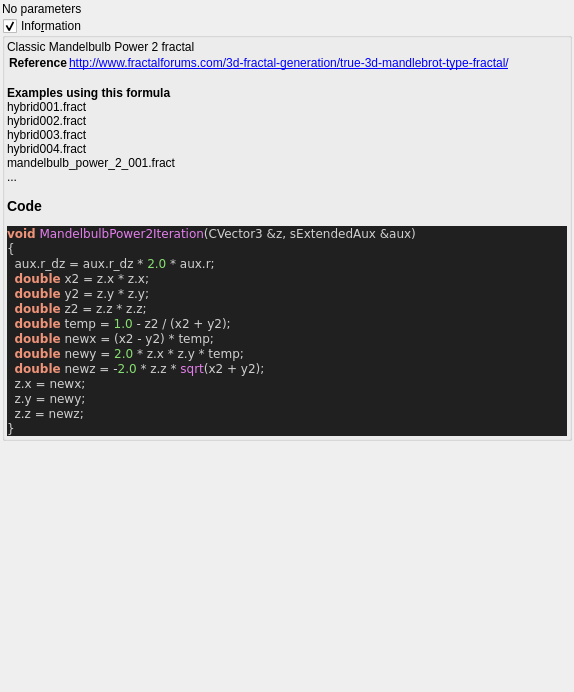
First picture: the form in mandelbulber2/formula/ui/fractal_mandelbulb_power2.ui, repository buddhi1980/mandelbulber2, before the edit.
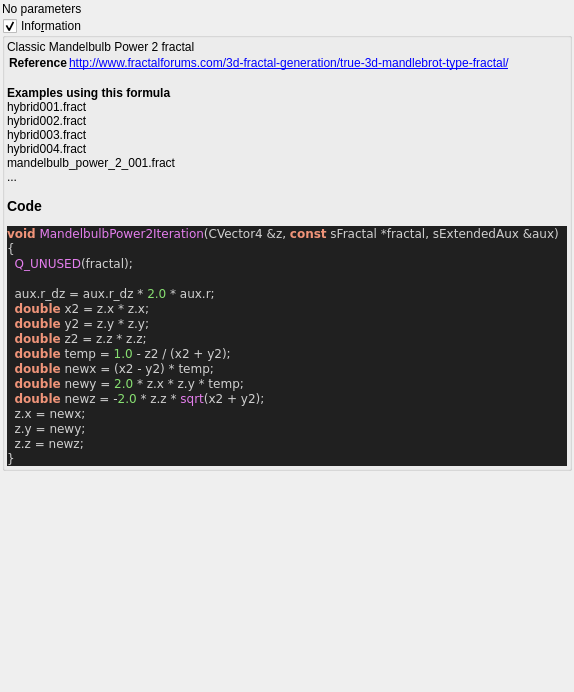
Second picture: the form after the edit. Custom widgets are drawn as their Qt base class.

What changed in the file:
```diff
--- a/mandelbulber2/formula/ui/fractal_mandelbulb_power2.ui
+++ b/mandelbulber2/formula/ui/fractal_mandelbulb_power2.ui
@@ -72,8 +72,10 @@
 &lt;/table&gt;
 &lt;br&gt;&lt;b&gt;Examples using this formula&lt;/b&gt;&lt;br&gt;hybrid001.fract&lt;br&gt;hybrid002.fract&lt;br&gt;hybrid003.fract&lt;br&gt;hybrid004.fract&lt;br&gt;mandelbulb_power_2_001.fract&lt;br&gt;...&lt;h3&gt;Code&lt;/h3&gt;
 &lt;body style=&quot;background-color:#202020&quot;&gt;
-&lt;pre style=&quot;color:#d0d0d0; background-color:#202020;  font-family:'Courier New',monospace;&quot;&gt;&lt;span style=&quot;color:#f09479; font-weight:bold&quot;&gt;void&lt;/span&gt; &lt;span style=&quot;color:#e47eed&quot;&gt;MandelbulbPower2Iteration&lt;/span&gt;&lt;span style=&quot;color:#d0d0d0&quot;&gt;(&lt;/span&gt;CVector3 &lt;span style=&quot;color:#d0d0d0&quot;&gt;&amp;amp;&lt;/span&gt;z&lt;span style=&quot;color:#d0d0d0&quot;&gt;,&lt;/span&gt; sExtendedAux &lt;span style=&quot;color:#d0d0d0&quot;&gt;&amp;amp;&lt;/span&gt;aux&lt;span style=&quot;color:#d0d0d0&quot;&gt;)&lt;/span&gt;
+&lt;pre style=&quot;color:#d0d0d0; background-color:#202020;  font-family:'Courier New',monospace;&quot;&gt;&lt;span style=&quot;color:#f09479; font-weight:bold&quot;&gt;void&lt;/span&gt; &lt;span style=&quot;color:#e47eed&quot;&gt;MandelbulbPower2Iteration&lt;/span&gt;&lt;span style=&quot;color:#d0d0d0&quot;&gt;(&lt;/span&gt;CVector4 &lt;span style=&quot;color:#d0d0d0&quot;&gt;&amp;amp;&lt;/span&gt;z&lt;span style=&quot;color:#d0d0d0&quot;&gt;,&lt;/span&gt; &lt;span style=&quot;color:#f09479; font-weight:bold&quot;&gt;const&lt;/span&gt; sFractal &lt;span style=&quot;color:#d0d0d0&quot;&gt;*&lt;/span&gt;fractal&lt;span style=&quot;color:#d0d0d0&quot;&gt;,&lt;/span&gt; sExtendedAux &lt;span style=&quot;color:#d0d0d0&quot;&gt;&amp;amp;&lt;/span&gt;aux&lt;span style=&quot;color:#d0d0d0&quot;&gt;)&lt;/span&gt;
 &lt;span style=&quot;color:#d0d0d0&quot;&gt;{&lt;/span&gt;
+  &lt;span style=&quot;color:#e47eed&quot;&gt;Q_UNUSED&lt;/span&gt;&lt;span style=&quot;color:#d0d0d0&quot;&gt;(&lt;/span&gt;fractal&lt;span style=&quot;color:#d0d0d0&quot;&gt;);&lt;/span&gt;
+
   aux&lt;span style=&quot;color:#d0d0d0&quot;&gt;.&lt;/span&gt;r_dz &lt;span style=&quot;color:#d0d0d0&quot;&gt;=&lt;/span&gt; aux&lt;span style=&quot;color:#d0d0d0&quot;&gt;.&lt;/span&gt;r_dz &lt;span style=&quot;color:#d0d0d0&quot;&gt;*&lt;/span&gt; &lt;span style=&quot;color:#87df71&quot;&gt;2.0&lt;/span&gt; &lt;span style=&quot;color:#d0d0d0&quot;&gt;*&lt;/span&gt; aux&lt;span style=&quot;color:#d0d0d0&quot;&gt;.&lt;/span&gt;r&lt;span style=&quot;color:#d0d0d0&quot;&gt;;&lt;/span&gt;
   &lt;span style=&quot;color:#f09479; font-weight:bold&quot;&gt;double&lt;/span&gt; x2 &lt;span style=&quot;color:#d0d0d0&quot;&gt;=&lt;/span&gt; z&lt;span style=&quot;color:#d0d0d0&quot;&gt;.&lt;/span&gt;x &lt;span style=&quot;color:#d0d0d0&quot;&gt;*&lt;/span&gt; z&lt;span style=&quot;color:#d0d0d0&quot;&gt;.&lt;/span&gt;x&lt;span style=&quot;color:#d0d0d0&quot;&gt;;&lt;/span&gt;
   &lt;span style=&quot;color:#f09479; font-weight:bold&quot;&gt;double&lt;/span&gt; y2 &lt;span style=&quot;color:#d0d0d0&quot;&gt;=&lt;/span&gt; z&lt;span style=&quot;color:#d0d0d0&quot;&gt;.&lt;/span&gt;y &lt;span style=&quot;color:#d0d0d0&quot;&gt;*&lt;/span&gt; z&lt;span style=&quot;color:#d0d0d0&quot;&gt;.&lt;/span&gt;y&lt;span style=&quot;color:#d0d0d0&quot;&gt;;&lt;/span&gt;
```
